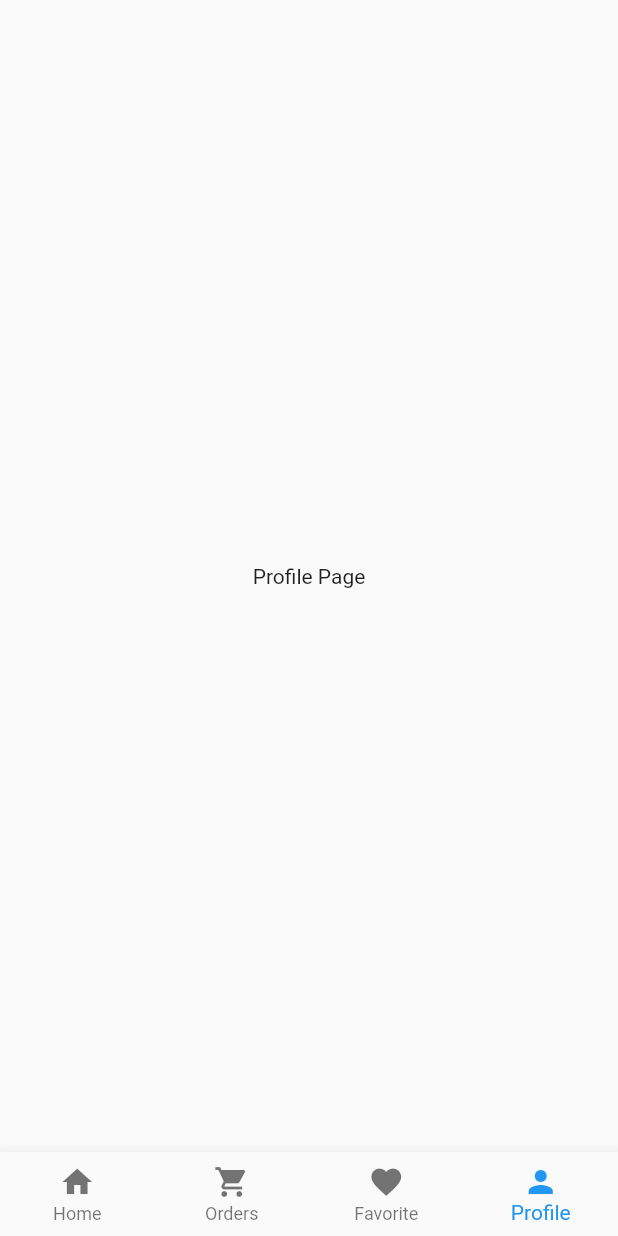
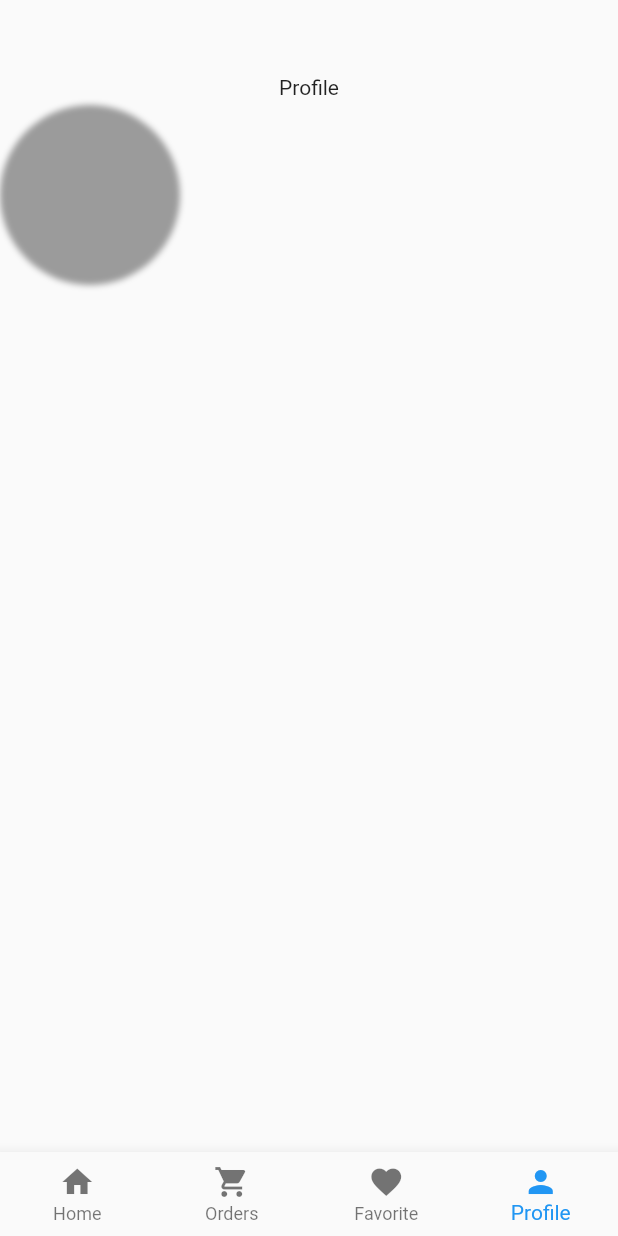
Before and after one commit to abhinavprkash/RuralnFresh, a Flutter app: the screen it shows after launch, item 4 of the bottom bar chosen, on a phone screen of 412 x 824 dp. Run offline on Flutter 3.47's test engine with Material 2 defaults, Android fonts, the phone set to English and light mode, and no system bars.

Commit message:
profile page

```diff
--- a/lib/src/pages/profile_page.dart
+++ b/lib/src/pages/profile_page.dart
@@ -8,8 +8,33 @@ class ProfilePage extends StatefulWidget {
 class _ProfilePageState extends State<ProfilePage> {
   @override
   Widget build(BuildContext context) {
-    return Center(
-      child: Text("Profile Page"),
+    return Scaffold(
+      body: Container(
+        padding: EdgeInsets.symmetric(vertical: 50.0),
+        child: Column(
+          children: <Widget>[
+            Text("Profile"),
+            Row(
+              children: <Widget>[
+                Container(
+                  height: 120.0,
+                  width: 120.0,
+                  decoration: BoxDecoration(
+                    borderRadius: BorderRadius.circular(60.0),
+                    boxShadow: [
+                      BoxShadow(
+                        blurRadius: 3.0,
+                        offset: Offset(0, 4.0),
+                        color: Colors.black38,
+                      ),
+                    ],
+                  ),
+                ),
+              ],
+            )
+          ],
+        ),
+      ),
     );
   }
 }
```
